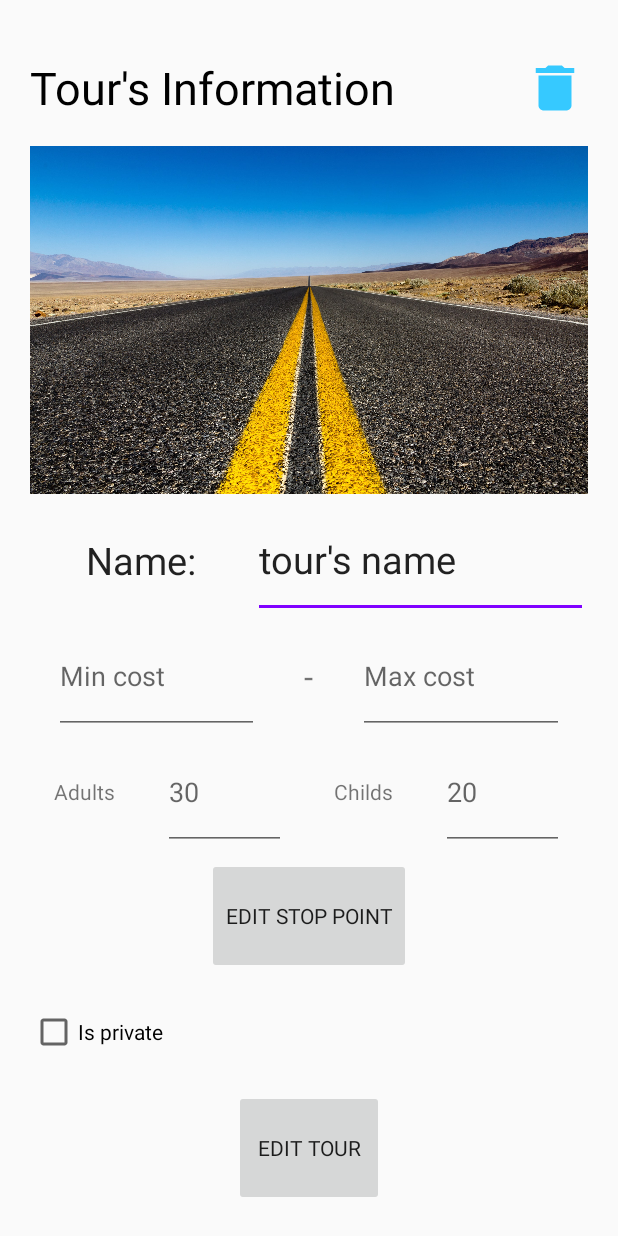
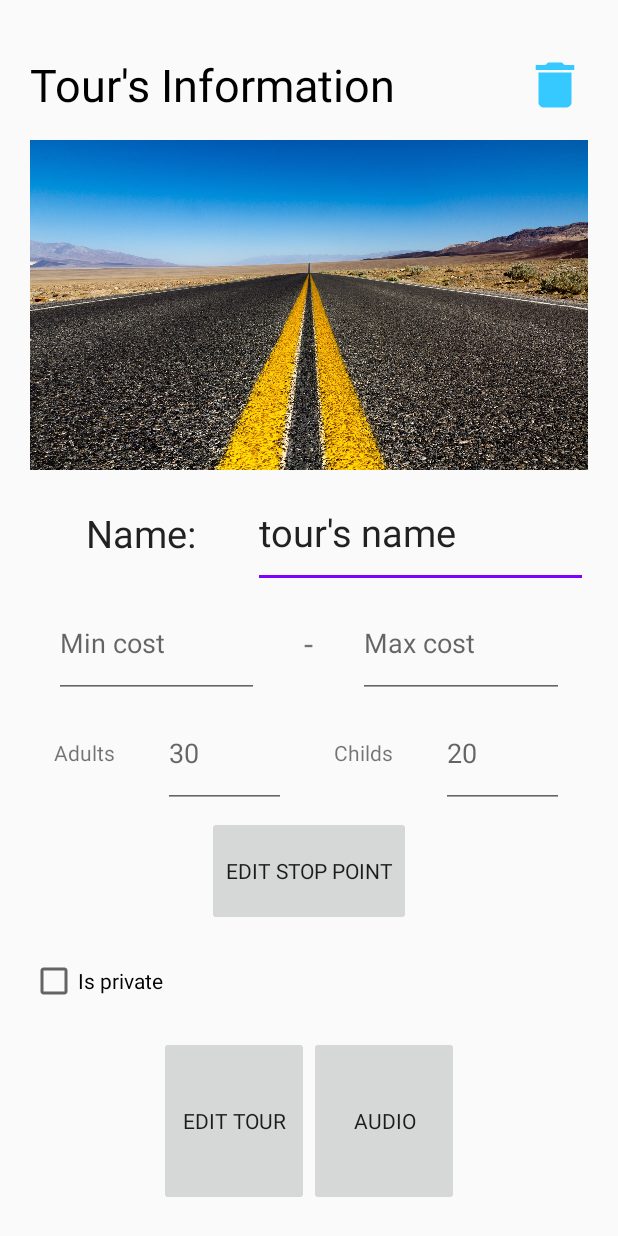
Before and after one commit to long9ka/travel-app, an Android app: the layout activity_tour_infor.xml on its own in the app's theme, with its tools: preview values and no code run, on a phone screen of 412 x 824 dp. Run offline under Robolectric (Android 15) with nearby library versions, the phone set to English and light mode, and no system bars; Roboto replaces fonts that are not available here.

```diff
--- a/app/src/main/res/layout/activity_tour_infor.xml
+++ b/app/src/main/res/layout/activity_tour_infor.xml
@@ -167,18 +167,25 @@
 
     <LinearLayout
         android:layout_width="match_parent"
-        android:layout_height="0dp"
+        android:layout_height="40dp"
         android:layout_weight="1"
         android:gravity="center"
         android:orientation="horizontal">
 
         <Button
-            android:id="@+id/tourinfo_edit"
+        android:id="@+id/tourinfo_edit"
+        android:layout_width="100dp"
+        android:layout_height="match_parent"
+        android:layout_gravity="center_vertical"
+        android:gravity="center"
+        android:text="Edit tour"></Button>
+        <Button
+            android:id="@+id/tourinfo_play"
             android:layout_width="100dp"
             android:layout_height="match_parent"
             android:layout_gravity="center_vertical"
             android:gravity="center"
-            android:text="Edit tour"></Button>
+            android:text="Audio"></Button>
 
     </LinearLayout>
 
```
Also changed, not shown: app/src/main/AndroidManifest.xml (+10 -5 lines), app/src/main/java/com/example/travelapp/ui/history/TourInfor.java (+42 -4 lines).
